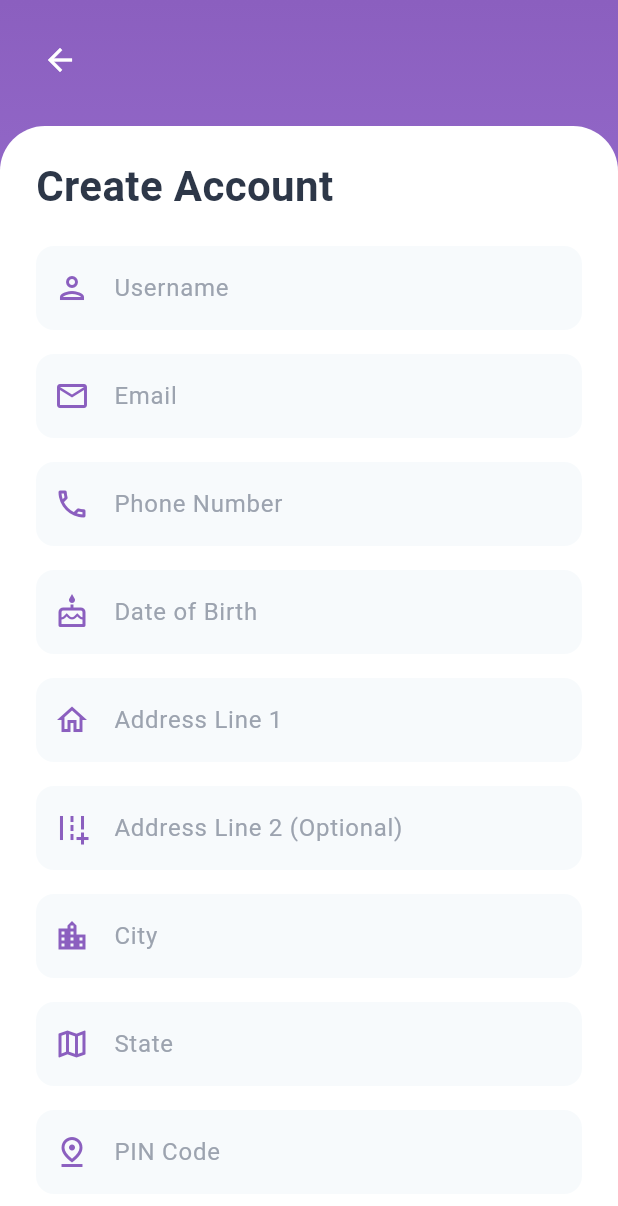
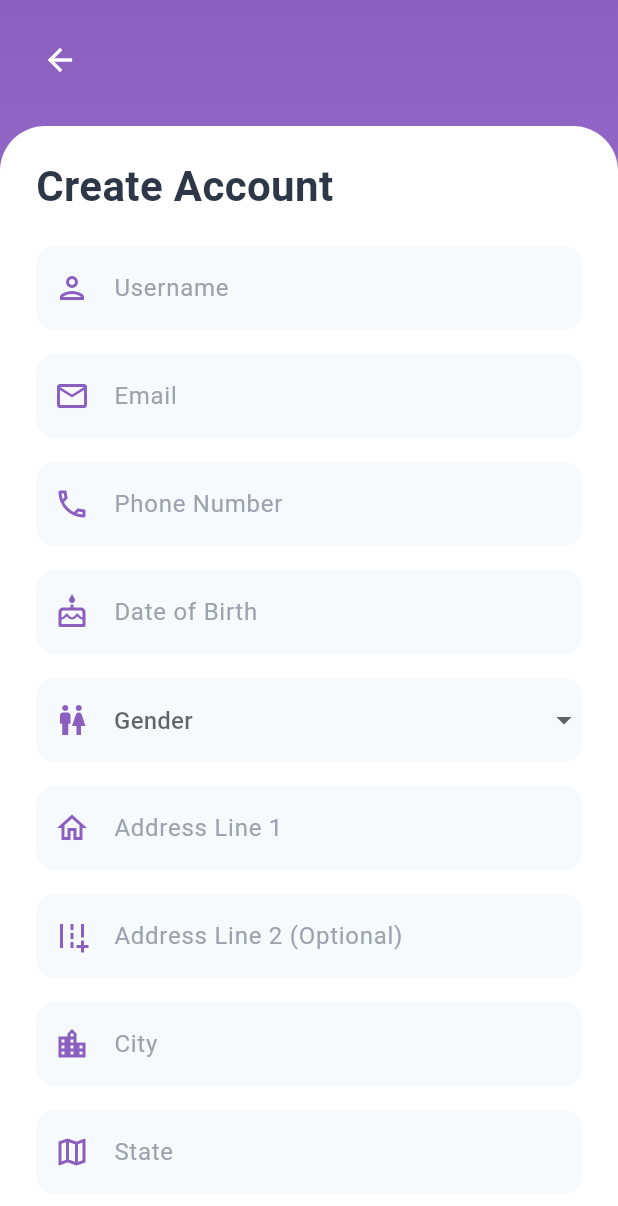
Before and after one commit to shivenrshukla/VaccineVault, a Flutter app: the SignupScreen screen opened by its route, on a phone screen of 412 x 824 dp. Shown: the top 1206 px of the screen. Run offline on Flutter 3.47's test engine with Material 3 defaults, Android fonts, the phone set to English and light mode, and no system bars; our stand-ins replace shared_preferences; accounts and stored records are empty; network calls fail; Roboto replaces fonts that are missing (SF Pro Display).

Commit message:
frontend

```diff
--- a/frontend/lib/main.dart
+++ b/frontend/lib/main.dart
@@ -1,4 +1,5 @@
 import 'package:flutter/material.dart';
+import 'package:vaccinevault/screens/main_wrapper_screen.dart';
 import 'screens/getting_started_screen.dart';
 import 'screens/login_screen.dart';
 import 'screens/signup_screen.dart';
@@ -25,7 +26,7 @@ class MyApp extends StatelessWidget {
         '/getting-started': (context) => GettingStartedScreen(),
         '/login': (context) => LoginScreen(),
         '/signup': (context) => SignupScreen(),
-        '/home': (context) => HomeScreen(),
+        '/home': (context) => MainWrapperScreen(),
       },
     );
   }
--- a/frontend/lib/models/user.dart
+++ b/frontend/lib/models/user.dart
@@ -4,6 +4,7 @@ class User {
   final String password;
   final String email;
   final String dateOfBirth; // Use String in 'YYYY-MM-DD' format
+  final String gender;
   final String addressPart1;
   final String? addressPart2; // Nullable
   final String city;
@@ -16,6 +17,7 @@ class User {
     required this.password,
     required this.email,
     required this.dateOfBirth,
+    required this.gender,
     required this.addressPart1,
     this.addressPart2,
     required this.city,
@@ -31,6 +33,7 @@ class User {
       'password': password,
       'email': email,
       'dateOfBirth': dateOfBirth,
+      "gender": gender,
       'addressPart1': addressPart1,
       'addressPart2': addressPart2,
       'city': city,
--- a/frontend/lib/screens/signup_screen.dart
+++ b/frontend/lib/screens/signup_screen.dart
@@ -1,5 +1,6 @@
 import 'package:flutter/material.dart';
-import '../models/user.dart'; // Make sure User model is imported
+import 'package:flutter/services.dart';
+import '../models/user.dart';
 import '../services/auth_service.dart';
 import '../utils/validators.dart';
 
@@ -14,14 +15,14 @@ class SignupScreenState extends State<SignupScreen> {
   final _formKey = GlobalKey<FormState>();
   final _authService = AuthService();
 
-  // --- Controllers for all form fields ---
+  // Controllers for form fields
   final _usernameController = TextEditingController();
   final _emailController = TextEditingController();
   final _passwordController = TextEditingController();
   final _confirmPasswordController = TextEditingController();
   final _dobController = TextEditingController();
   final _address1Controller = TextEditingController();
-  final _address2Controller = TextEditingController(); // NEW: Controller for Address Line 2
+  final _address2Controller = TextEditingController();
   final _cityController = TextEditingController();
   final _stateController = TextEditingController();
   final _pincodeController = TextEditingController();
@@ -30,17 +31,17 @@ class SignupScreenState extends State<SignupScreen> {
   bool _isLoading = false;
   bool _obscurePassword = true;
   bool _obscureConfirmPassword = true;
+  String? _selectedGender;
 
   @override
   void dispose() {
-    // Dispose all controllers to prevent memory leaks
     _usernameController.dispose();
     _emailController.dispose();
     _passwordController.dispose();
     _confirmPasswordController.dispose();
     _dobController.dispose();
     _address1Controller.dispose();
-    _address2Controller.dispose(); // NEW: Dispose new controller
+    _address2Controller.dispose();
     _cityController.dispose();
     _stateController.dispose();
     _pincodeController.dispose();
@@ -52,20 +53,19 @@ class SignupScreenState extends State<SignupScreen> {
     return Validators.validateConfirmPassword(value, _passwordController.text);
   }
 
-  // --- NEW: Function to show the date picker ---
   Future<void> _selectDate(BuildContext context) async {
     final DateTime? picked = await showDatePicker(
       context: context,
-      initialDate: DateTime.now().subtract(const Duration(days: 365 * 18)), // Default to 18 years ago
+      initialDate: DateTime.now().subtract(const Duration(days: 365 * 18)),
       firstDate: DateTime(1920),
       lastDate: DateTime.now(),
       builder: (context, child) {
         return Theme(
           data: Theme.of(context).copyWith(
             colorScheme: const ColorScheme.light(
-              primary: Color(0xFF8B5FBF), // Header background color
-              onPrimary: Colors.white, // Header text color
-              onSurface: Color(0xFF2D3748), // Body text color
+              primary: Color(0xFF8B5FBF),
+              onPrimary: Colors.white,
+              onSurface: Color(0xFF2D3748),
             ),
           ),
           child: child!,
@@ -73,8 +73,8 @@ class SignupScreenState extends State<SignupScreen> {
       },
     );
     if (picked != null) {
-      // Format the date as YYYY-MM-DD
-      _dobController.text = "${picked.year}-${picked.month.toString().padLeft(2, '0')}-${picked.day.toString().padLeft(2, '0')}";
+      _dobController.text =
+          "${picked.year}-${picked.month.toString().padLeft(2, '0')}-${picked.day.toString().padLeft(2, '0')}";
     }
   }
 
@@ -84,15 +84,16 @@ class SignupScreenState extends State<SignupScreen> {
         _isLoading = true;
       });
 
-      // Create a User object from the form controllers
       final newUser = User(
         username: _usernameController.text,
         email: _emailController.text,
         password: _passwordController.text,
         dateOfBirth: _dobController.text,
+        gender: _selectedGender!,
         addressPart1: _address1Controller.text,
-        // UPDATED: Pass addressPart2, sending null if it's empty
-        addressPart2: _address2Controller.text.isNotEmpty ? _address2Controller.text : null,
+        addressPart2: _address2Controller.text.isNotEmpty
+            ? _address2Controller.text
+            : null,
         city: _cityController.text,
         state: _stateController.text,
         pinCode: _pincodeController.text,
@@ -111,12 +112,13 @@ class SignupScreenState extends State<SignupScreen> {
           ),
         );
         Navigator.pushReplacementNamed(context, '/login');
-
       } catch (e) {
         if (!mounted) return;
         ScaffoldMessenger.of(context).showSnackBar(
           SnackBar(
-            content: Text('Error: ${e.toString().replaceFirst("Exception: ", "")}'),
+            content: Text(
+              'Error: ${e.toString().replaceFirst("Exception: ", "")}',
+            ),
             backgroundColor: Colors.red,
           ),
         );
@@ -184,36 +186,117 @@ class SignupScreenState extends State<SignupScreen> {
                               ),
                             ),
                             const SizedBox(height: 20),
-                            _buildTextField(controller: _usernameController, validator: Validators.validateName, hint: 'Username', icon: Icons.person_outlined),
+                            _buildTextField(
+                              controller: _usernameController,
+                              validator: Validators.validateName,
+                              hint: 'Username',
+                              icon: Icons.person_outlined,
+                            ),
                             const SizedBox(height: 16),
-                            _buildTextField(controller: _emailController, validator: Validators.validateEmail, hint: 'Email', icon: Icons.email_outlined, keyboardType: TextInputType.emailAddress),
+                            _buildTextField(
+                              controller: _emailController,
+                              validator: Validators.validateEmail,
+                              hint: 'Email',
+                              icon: Icons.email_outlined,
+                              keyboardType: TextInputType.emailAddress,
+                            ),
                             const SizedBox(height: 16),
-                             _buildTextField(controller: _phoneController, validator: Validators.validatePhoneNumber, hint: 'Phone Number', icon: Icons.phone_outlined, keyboardType: TextInputType.phone),
+                            _buildTextField(
+                              controller: _phoneController,
+                              validator: Validators.validatePhoneNumber,
+                              hint: 'Phone Number',
+                              icon: Icons.phone_outlined,
+                              keyboardType: TextInputType.phone,
+                              inputFormatters: [
+                                FilteringTextInputFormatter.digitsOnly,
+                                LengthLimitingTextInputFormatter(10),
+                              ],
+                            ),
                             const SizedBox(height: 16),
-                            // UPDATED: Date of Birth field now uses the date picker
-                            _buildTextField(controller: _dobController, validator: Validators.validateDate, hint: 'Date of Birth', icon: Icons.cake_outlined, readOnly: true, onTap: () => _selectDate(context)),
+                            _buildTextField(
+                              controller: _dobController,
+                              validator: Validators.validateDate,
+                              hint: 'Date of Birth',
+                              icon: Icons.cake_outlined,
+                              readOnly: true,
+                              onTap: () => _selectDate(context),
+                            ),
                             const SizedBox(height: 16),
-                            _buildTextField(controller: _address1Controller, validator: Validators.validateAddress, hint: 'Address Line 1', icon: Icons.home_outlined),
+                            _buildGenderDropdown(),
                             const SizedBox(height: 16),
-                            // NEW: Added Address Line 2 text field
-                            _buildTextField(controller: _address2Controller, validator: (value) => null, hint: 'Address Line 2 (Optional)', icon: Icons.add_road_outlined),
+                            _buildTextField(
+                              controller: _address1Controller,
+                              validator: Validators.validateAddress,
+                              hint: 'Address Line 1',
+                              icon: Icons.home_outlined,
+                            ),
                             const SizedBox(height: 16),
-                            _buildTextField(controller: _cityController, validator: Validators.validateCity, hint: 'City', icon: Icons.location_city),
+                            _buildTextField(
+                              controller: _address2Controller,
+                              validator: (value) => null,
+                              hint: 'Address Line 2 (Optional)',
+                              icon: Icons.add_road_outlined,
+                            ),
                             const SizedBox(height: 16),
-                            _buildTextField(controller: _stateController, validator: Validators.validateState, hint: 'State', icon: Icons.map_outlined),
+                            _buildTextField(
+                              controller: _cityController,
+                              validator: Validators.validateCity,
+                              hint: 'City',
+                              icon: Icons.location_city,
+                            ),
                             const SizedBox(height: 16),
-                            _buildTextField(controller: _pincodeController, validator: Validators.validatePinCode, hint: 'PIN Code', icon: Icons.pin_drop_outlined, keyboardType: TextInputType.number),
+                            _buildTextField(
+                              controller: _stateController,
+                              validator: Validators.validateState,
+                              hint: 'State',
+                              icon: Icons.map_outlined,
+                            ),
                             const SizedBox(height: 16),
-                            _buildPasswordField(controller: _passwordController, validator: Validators.validatePassword, hint: 'Password', obscure: _obscurePassword, onToggle: () => setState(() => _obscurePassword = !_obscurePassword)),
+                            _buildTextField(
+                              controller: _pincodeController,
+                              validator: Validators.validatePinCode,
+                              hint: 'PIN Code',
+                              icon: Icons.pin_drop_outlined,
+                              keyboardType: TextInputType.number,
+                              inputFormatters: [
+                                FilteringTextInputFormatter.digitsOnly,
+                                LengthLimitingTextInputFormatter(6),
+                              ],
+                            ),
                             const SizedBox(height: 16),
-                            _buildPasswordField(controller: _confirmPasswordController, validator: _validateConfirmPassword, hint: 'Confirm Password', obscure: _obscureConfirmPassword, onToggle: () => setState(() => _obscureConfirmPassword = !_obscureConfirmPassword)),
+                            _buildPasswordField(
+                              controller: _passwordController,
+                              validator: Validators.validatePassword,
+                              hint: 'Password',
+                              obscure: _obscurePassword,
+                              onToggle: () => setState(
+                                () => _obscurePassword = !_obscurePassword,
+                              ),
+                            ),
+                            const SizedBox(height: 16),
+                            _buildPasswordField(
+                              controller: _confirmPasswordController,
+                              validator: _validateConfirmPassword,
+                              hint: 'Confirm Password',
+                              obscure: _obscureConfirmPassword,
+                              onToggle: () => setState(
+                                () => _obscureConfirmPassword =
+                                    !_obscureConfirmPassword,
+                              ),
+                            ),
                             const SizedBox(height: 30),
                             _buildGradientButton(),
                             const SizedBox(height: 16),
                             Center(
                               child: TextButton(
                                 onPressed: () => Navigator.pop(context),
-                                child: const Text('Already have an account?', style: TextStyle(color: Color(0xFF8B5FBF), fontWeight: FontWeight.w600)),
+                                child: const Text(
+                                  'Already have an account?',
+                                  style: TextStyle(
+                                    color: Color(0xFF8B5FBF),
+                                    fontWeight: FontWeight.w600,
+                                  ),
+                                ),
                               ),
                             ),
                             const SizedBox(height: 20),
@@ -231,30 +314,84 @@ class SignupScreenState extends State<SignupScreen> {
     );
   }
 
-  // UPDATED: Helper widget now supports readOnly and onTap for the date picker
-  Widget _buildTextField({required TextEditingController controller, required String? Function(String?) validator, required String hint, required IconData icon, TextInputType keyboardType = TextInputType.text, bool readOnly = false, VoidCallback? onTap}) {
+  Widget _buildGenderDropdown() {
     return Container(
-      decoration: BoxDecoration(color: const Color(0xFFF7FAFC), borderRadius: BorderRadius.circular(12)),
+      decoration: BoxDecoration(
+        color: const Color(0xFFF7FAFC),
+        borderRadius: BorderRadius.circular(12),
+      ),
+      child: DropdownButtonFormField<String>(
+        value: _selectedGender,
+        decoration: const InputDecoration(
+          prefixIcon: Icon(Icons.wc_outlined, color: Color(0xFF8B5FBF)),
+          hintText: 'Gender',
+          hintStyle: TextStyle(color: Color(0xFF9CA3AF)),
+          border: InputBorder.none,
+          contentPadding: EdgeInsets.symmetric(horizontal: 16, vertical: 16),
+        ),
+        items: ['Male', 'Female', 'Other', 'Prefer not to say']
+            .map(
+              (gender) => DropdownMenuItem(value: gender, child: Text(gender)),
+            )
+            .toList(),
+        onChanged: (value) {
+          setState(() {
+            _selectedGender = value;
+          });
+        },
+        validator: (value) => value == null ? 'Please select gender' : null,
+      ),
+    );
+  }
+
+  Widget _buildTextField({
+    required TextEditingController controller,
+    required String? Function(String?) validator,
+    required String hint,
+    required IconData icon,
+    TextInputType keyboardType = TextInputType.text,
+    bool readOnly = false,
+    VoidCallback? onTap,
+    List<TextInputFormatter>? inputFormatters,
+  }) {
+    return Container(
+      decoration: BoxDecoration(
+        color: const Color(0xFFF7FAFC),
+        borderRadius: BorderRadius.circular(12),
+      ),
       child: TextFormField(
         controller: controller,
         validator: validator,
         keyboardType: keyboardType,
         readOnly: readOnly,
         onTap: onTap,
+        inputFormatters: inputFormatters,
         decoration: InputDecoration(
           prefixIcon: Icon(icon, color: const Color(0xFF8B5FBF)),
           hintText: hint,
           hintStyle: const TextStyle(color: Color(0xFF9CA3AF)),
           border: InputBorder.none,
-          contentPadding: const EdgeInsets.symmetric(horizontal: 16, vertical: 16),
+          contentPadding: const EdgeInsets.symmetric(
+            horizontal: 16,
+            vertical: 16,
+          ),
         ),
       ),
     );
   }
 
-  Widget _buildPasswordField({required TextEditingController controller, required String? Function(String?) validator, required String hint, required bool obscure, required VoidCallback onToggle}) {
+  Widget _buildPasswordField({
+    required TextEditingController controller,
+    required String? Function(String?) validator,
+    required String hint,
+    required bool obscure,
+    required VoidCallback onToggle,
+  }) {
     return Container(
-      decoration: BoxDecoration(color: const Color(0xFFF7FAFC), borderRadius: BorderRadius.circular(12)),
+      decoration: BoxDecoration(
+        color: const Color(0xFFF7FAFC),
+        borderRadius: BorderRadius.circular(12),
+      ),
       child: TextFormField(
         controller: controller,
         validator: validator,
@@ -264,11 +401,17 @@ class SignupScreenState extends State<SignupScreen> {
           hintText: hint,
           hintStyle: const TextStyle(color: Color(0xFF9CA3AF)),
           suffixIcon: IconButton(
-            icon: Icon(obscure ? Icons.visibility_off : Icons.visibility, color: const Color(0xFF9CA3AF)),
+            icon: Icon(
+              obscure ? Icons.visibility_off : Icons.visibility,
+              color: const Color(0xFF9CA3AF),
+            ),
             onPressed: onToggle,
           ),
           border: InputBorder.none,
-          contentPadding: const EdgeInsets.symmetric(horizontal: 16, vertical: 16),
+          contentPadding: const EdgeInsets.symmetric(
+            horizontal: 16,
+            vertical: 16,
+          ),
         ),
       ),
     );
@@ -279,16 +422,37 @@ class SignupScreenState extends State<SignupScreen> {
       width: double.infinity,
       height: 56,
       decoration: BoxDecoration(
-        gradient: const LinearGradient(colors: [Color(0xFF8B5FBF), Color(0xFF6B46C1)]),
+        gradient: const LinearGradient(
+          colors: [Color(0xFF8B5FBF), Color(0xFF6B46C1)],
+        ),
         borderRadius: BorderRadius.circular(16),
-        boxShadow: [BoxShadow(color: const Color.fromARGB(77, 139, 95, 191), blurRadius: 20, offset: const Offset(0, 10))],
+        boxShadow: [
+          BoxShadow(
+            color: const Color.fromARGB(77, 139, 95, 191),
+            blurRadius: 20,
+            offset: const Offset(0, 10),
+          ),
+        ],
       ),
       child: ElevatedButton(
         onPressed: _isLoading ? null : _signup,
-        style: ElevatedButton.styleFrom(backgroundColor: Colors.transparent, shadowColor: Colors.transparent, shape: RoundedRectangleBorder(borderRadius: BorderRadius.circular(16))),
+        style: ElevatedButton.styleFrom(
+          backgroundColor: Colors.transparent,
+          shadowColor: Colors.transparent,
+          shape: RoundedRectangleBorder(
+            borderRadius: BorderRadius.circular(16),
+          ),
+        ),
         child: _isLoading
             ? const CircularProgressIndicator(color: Colors.white)
-            : const Text('Sign Up', style: TextStyle(fontSize: 18, fontWeight: FontWeight.bold, color: Colors.white)),
+            : const Text(
+                'Sign Up',
+                style: TextStyle(
+                  fontSize: 18,
+                  fontWeight: FontWeight.bold,
+                  color: Colors.white,
+                ),
+              ),
       ),
     );
   }
```
Also changed, not shown: frontend/lib/screens/chatbot_screen.dart (added, +18 -0 lines), frontend/lib/screens/home_screen.dart (+69 -55 lines), frontend/lib/screens/knowledge_base_screen.dart (added, +21 -0 lines), frontend/lib/screens/main_wrapper_screen.dart (added, +73 -0 lines), frontend/lib/screens/notifications_screen.dart (added, +21 -0 lines), frontend/lib/screens/stats_screen.dart (added, +22 -0 lines), frontend/lib/screens/vaccine_centres_screen.dart (added, +25 -0 lines), frontend/lib/screens/vaccine_records_screen.dart (added, +21 -0 lines), frontend/lib/screens/vaccine_schedule_screen.dart (added, +21 -0 lines), 2 other files. Lines whose indentation alone changed are shown as unchanged.
